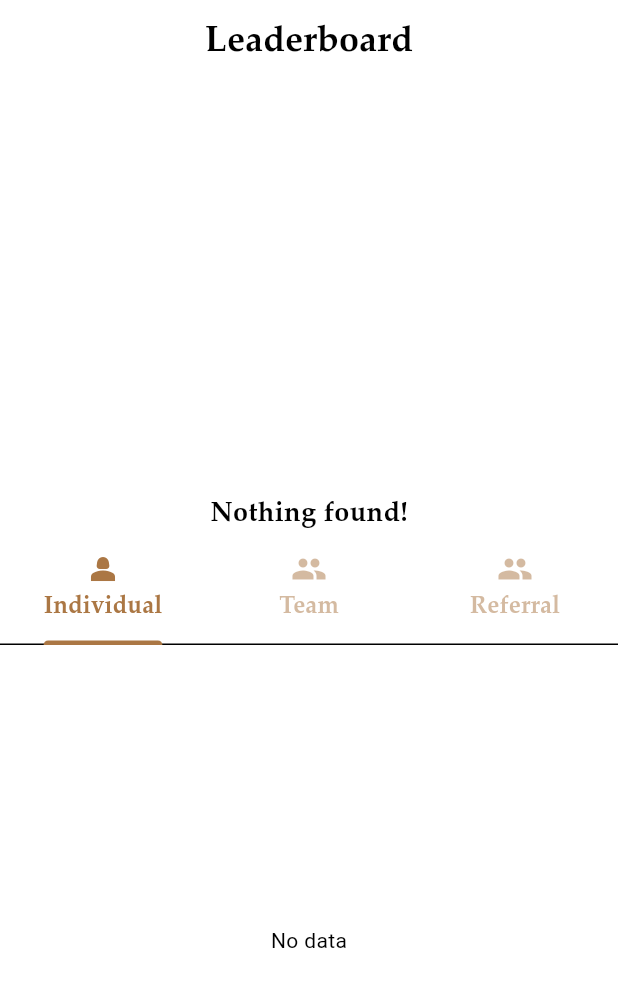
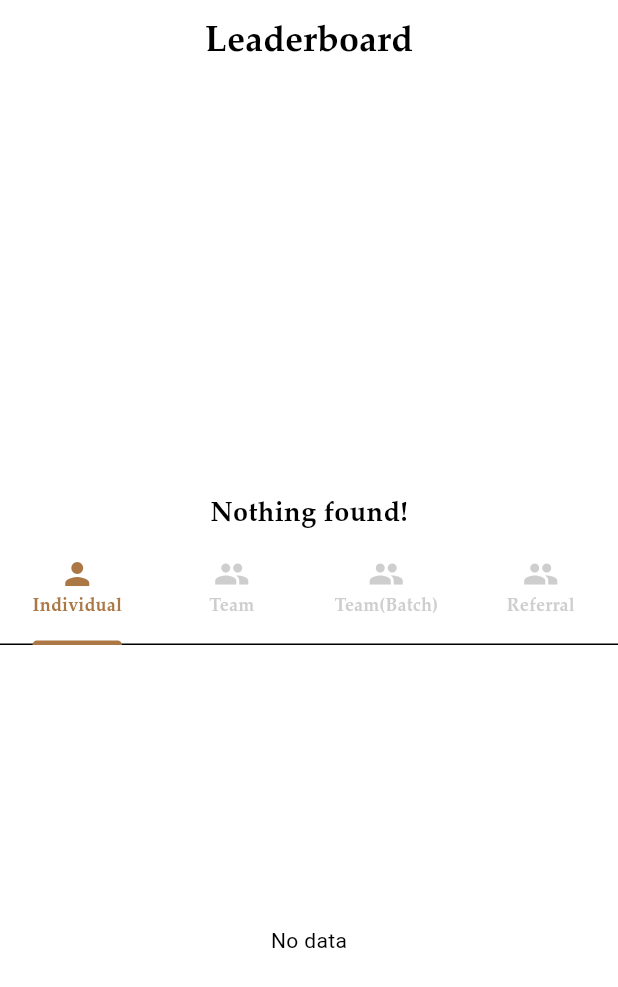
Before and after one commit to AbdulRehman421/yeotaskin, a Flutter app: the LeaderBoardScreen screen opened directly, on a phone screen of 412 x 824 dp. Shown: the top 987 px of the screen. Run offline on Flutter 3.47's test engine with Material 3 defaults, Android fonts, the phone set to English and light mode, and no system bars; our stand-ins replace cached_network_image, dio, file_picker, flutter_easyloading, image_cropper, image_picker and 4 more; missing offline and left inert: external_path, flutter_inappwebview, syncfusion_flutter_pdf, syncfusion_flutter_pdfviewer, syncfusion_flutter_signaturepad; accounts and stored records are empty; network calls fail.

```diff
--- a/lib/main.dart
+++ b/lib/main.dart
@@ -49,3 +49,6 @@ class MyApp extends StatelessWidget {
     );
   }
 }
+
+//Eve_Lee
+// Evesl931017
--- a/lib/utilities/price_converter.dart
+++ b/lib/utilities/price_converter.dart
@@ -1,6 +1,4 @@
-
-
-class PriceUtility{
+class PriceUtility {
   static String priceWithSymbol(double amount) {
     return 'RM ${amount.toStringAsFixed(2)}';
   }
--- a/lib/view/auth/login_screen.dart
+++ b/lib/view/auth/login_screen.dart
@@ -8,7 +8,6 @@ import 'package:yeotaskin/utilities/app_colors.dart';
 import 'package:yeotaskin/utilities/app_fonts.dart';
 import 'package:yeotaskin/view/auth/forgot%20password/forgot_password_screen.dart';
 import 'package:yeotaskin/view/home_screen.dart';
-import 'package:yeotaskin/view/product%20screen/product_screen.dart';
 import 'package:http/http.dart' as http;
 import '../../utilities/image_utils.dart';
 import '../../utilities/snackbar_utils.dart';
--- a/lib/view/leader board/leader_board.dart
+++ b/lib/view/leader board/leader_board.dart
@@ -230,10 +230,9 @@ class _LeaderBoardScreenState extends State<LeaderBoardScreen>
     return Scaffold(
       body: !salesLoading
           ? DefaultTabController(
-              length: 3,
+        length: 4, // Updated length to 4
         child: NestedScrollView(
-                headerSliverBuilder:
-                    (BuildContext context, bool innerBoxIsScrolled) {
+          headerSliverBuilder: (BuildContext context, bool innerBoxIsScrolled) {
             return <Widget>[
               SliverAppBar(
                 automaticallyImplyLeading: false,
@@ -243,7 +242,7 @@ class _LeaderBoardScreenState extends State<LeaderBoardScreen>
                   child: Text(
                     "Leaderboard",
                     style: TextStyle(
-                            fontFamily: AppFonts.palatino,
+                      fontFamily: 'Palatino', // Updated to string if AppFonts.palatino is not defined
                       fontWeight: FontWeight.bold,
                       fontSize: 24,
                     ),
@@ -259,7 +258,7 @@ class _LeaderBoardScreenState extends State<LeaderBoardScreen>
                       "Nothing found!",
                       style: TextStyle(
                         fontWeight: FontWeight.bold,
-                                          fontFamily: AppFonts.palatino,
+                        fontFamily: 'Palatino',
                         fontSize: 18,
                       ),
                     ),
@@ -272,32 +271,45 @@ class _LeaderBoardScreenState extends State<LeaderBoardScreen>
                       "Nothing found!",
                       style: TextStyle(
                         fontWeight: FontWeight.bold,
-                                              fontFamily: AppFonts.palatino,
+                        fontFamily: 'Palatino',
                         fontSize: 18,
                       ),
                     ),
                   )
-                                  : teamSalesList.isNotEmpty
+                      : currentTab == 2
+                      ? agentSalesList.isNotEmpty
+                      ? topWidget(agentSalesList)
+                      : const Center(
+                    child: Text(
+                      "Nothing found!",
+                      style: TextStyle(
+                        fontWeight: FontWeight.bold,
+                        fontFamily: 'Palatino',
+                        fontSize: 18,
+                      ),
+                    ),
+                  )
+                      : count.isNotEmpty
                       ? topWidget(count)
                       : const Center(
                     child: Text(
                       "Nothing found!",
                       style: TextStyle(
                         fontWeight: FontWeight.bold,
-                                              fontFamily: AppFonts.palatino,
+                        fontFamily: 'Palatino',
                         fontSize: 18,
                       ),
                     ),
-                                        )),
+                  ),
+                ),
               ),
               SliverPersistentHeader(
                 delegate: MySliverPersistentHeaderDelegate(
                   TabBar(
-                          unselectedLabelColor:
-                              AppColors.theme.withOpacity(0.5),
+                    unselectedLabelColor: Colors.grey.withOpacity(0.5),
                     tabs: const [
                       Tab(
-                              icon: Icon(Icons.person_2),
+                        icon: Icon(Icons.person),
                         child: Row(
                           mainAxisAlignment: MainAxisAlignment.center,
                           mainAxisSize: MainAxisSize.min,
@@ -305,8 +317,8 @@ class _LeaderBoardScreenState extends State<LeaderBoardScreen>
                             Text(
                               'Individual',
                               style: TextStyle(
-                                      fontSize: 16,
-                                      fontFamily: AppFonts.palatino,
+                                fontSize: 12,
+                                fontFamily: 'Palatino',
                                 fontWeight: FontWeight.bold,
                               ),
                             ),
@@ -322,8 +334,25 @@ class _LeaderBoardScreenState extends State<LeaderBoardScreen>
                             Text(
                               'Team',
                               style: TextStyle(
-                                      fontSize: 16,
-                                      fontFamily: AppFonts.palatino,
+                                fontSize: 12,
+                                fontFamily: 'Palatino',
+                                fontWeight: FontWeight.bold,
+                              ),
+                            ),
+                          ],
+                        ),
+                      ),
+                      Tab(
+                        icon: Icon(Icons.group),
+                        child: Row(
+                          mainAxisAlignment: MainAxisAlignment.center,
+                          mainAxisSize: MainAxisSize.min,
+                          children: [
+                            Text(
+                              'Team(Batch)',
+                              style: TextStyle(
+                                fontSize: 12,
+                                fontFamily: 'Palatino',
                                 fontWeight: FontWeight.bold,
                               ),
                             ),
@@ -339,8 +368,8 @@ class _LeaderBoardScreenState extends State<LeaderBoardScreen>
                             Text(
                               'Referral',
                               style: TextStyle(
-                                      fontSize: 16,
-                                      fontFamily: AppFonts.palatino,
+                                fontSize: 12,
+                                fontFamily: 'Palatino',
                                 fontWeight: FontWeight.bold,
                               ),
                             ),
@@ -349,8 +378,9 @@ class _LeaderBoardScreenState extends State<LeaderBoardScreen>
                       ),
                     ],
                     onTap: (value) {
+                      setState(() {
                         currentTab = value;
-                            setState(() {});
+                      });
                     },
                   ),
                 ),
@@ -361,10 +391,9 @@ class _LeaderBoardScreenState extends State<LeaderBoardScreen>
           body: TabBarView(
             physics: const NeverScrollableScrollPhysics(),
             children: [
-                    LeaderboardList(
-                        data: agentSalesList.isNotEmpty ? agentSalesList : []),
-                    LeaderboardList(
-                        data: teamSalesList.isNotEmpty ? teamSalesList : []),
+              LeaderboardList(data: agentSalesList.isNotEmpty ? agentSalesList : []),
+              LeaderboardList(data: teamSalesList.isNotEmpty ? teamSalesList : []),
+              LeaderboardList(data: agentSalesList.isNotEmpty ? agentSalesList : []),
               LeaderboardList(data: count.isNotEmpty ? count : []),
             ],
           ),
@@ -372,12 +401,11 @@ class _LeaderBoardScreenState extends State<LeaderBoardScreen>
       )
           : const Center(
         child: CircularProgressIndicator(
-                color: AppColors.primaryColor,
+          color: Colors.blue, // Update to your AppColors.primaryColor
         ),
       ),
     );
   }
-
   Widget topWidget(List<dynamic> salesList) {
     return Column(
       children: [
```
Also changed, not shown: lib/view/auth/register-screen.dart (+9 -1 lines), lib/view/dashboard/dash_board.dart (+151 -88 lines). Lines whose indentation alone changed are shown as unchanged.
